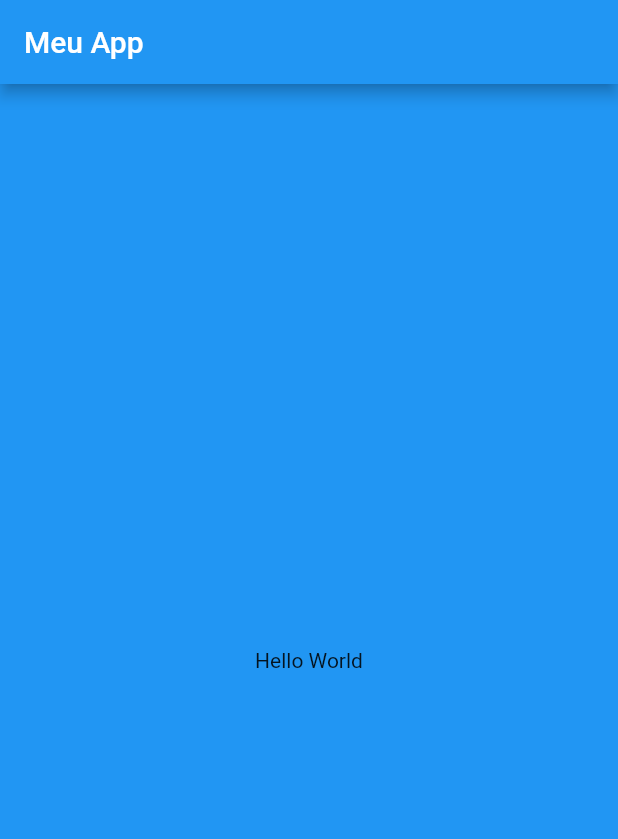
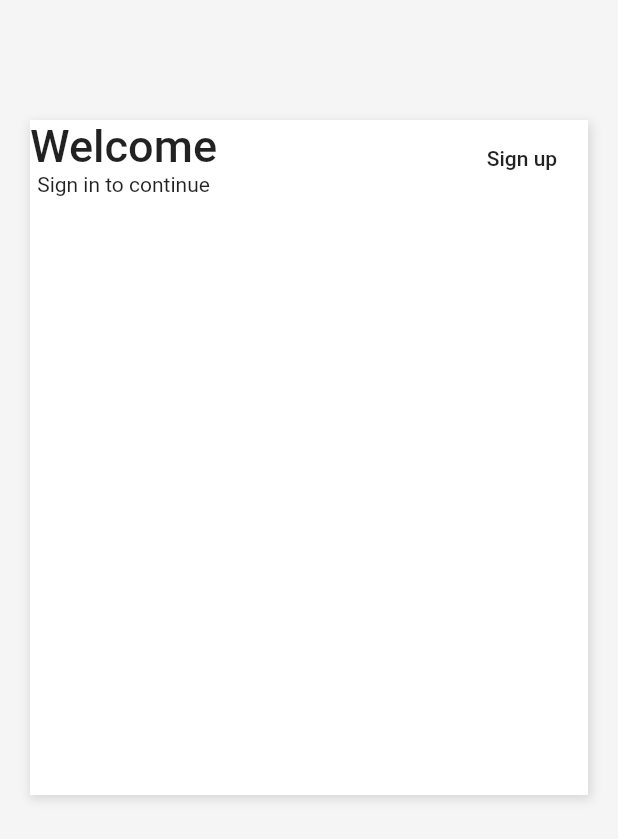
Before and after one commit to anahelenasilva/shop_flutter, a Flutter app: the screen it shows after launch, on a phone screen of 412 x 824 dp. Shown: the top 839 px of the screen. Run offline on Flutter 3.47's test engine with Material 2 defaults, Android fonts, the phone set to English and light mode, and no system bars.

Commit message:
Adding login page

```diff
--- a/shop/lib/main.dart
+++ b/shop/lib/main.dart
@@ -1,4 +1,5 @@
 import 'package:flutter/material.dart';
+import 'package:shop/pages/login.page.dart';
 
 void main() => runApp(MyApp());
 
@@ -12,24 +13,7 @@ class MyApp extends StatelessWidget {
       theme: ThemeData(
         primarySwatch: Colors.blue,
       ),
-      home: Home(),
+      home: LoginPage(),
     );
   }
 }
-
-class Home extends StatelessWidget {
-  @override
-  Widget build(BuildContext context) {
-    return Scaffold(
-      appBar: AppBar(
-        title: Text("Meu App"),
-      ),
-      body: Container(
-        color: Colors.blue,
-        child: Center(
-          child: Text("Hello World"),
-        ),
-      ),
-    );
-  }
-}
--- /dev/null
+++ b/shop/lib/pages/login.page.dart
@@ -0,0 +1,56 @@
+import 'package:flutter/material.dart';
+
+class LoginPage extends StatelessWidget {
+  @override
+  Widget build(BuildContext context) {
+    return Scaffold(
+      body: Container(
+        color: Color(0xFFF5F5F5),
+        padding: EdgeInsets.only(
+          top: 80,
+          left: 20,
+          right: 20,
+          bottom: 40,
+        ),
+        child: Column(
+          children: <Widget>[
+            Container(
+              height: 450,
+              decoration: BoxDecoration(color: Colors.white, boxShadow: [
+                new BoxShadow(
+                  color: Colors.black12,
+                  offset: new Offset(1, 2.0),
+                  blurRadius: 5,
+                  spreadRadius: 1,
+                ),
+              ]),
+              child: ListView(
+                children: <Widget>[
+                  Row(
+                    mainAxisAlignment: MainAxisAlignment.spaceBetween,
+                    children: <Widget>[
+                      Column(children: <Widget>[
+                        Text(
+                          "Welcome",
+                          style: TextStyle(
+                            fontSize: 30,
+                            fontWeight: FontWeight.w500,
+                          ),
+                        ),
+                        Text("Sign in to continue"),
+                      ]),
+                      FlatButton(
+                        child: Text("Sign up"),
+                        onPressed: () {},
+                      )
+                    ],
+                  )
+                ],
+              ),
+            )
+          ],
+        ),
+      ),
+    );
+  }
+}
```
